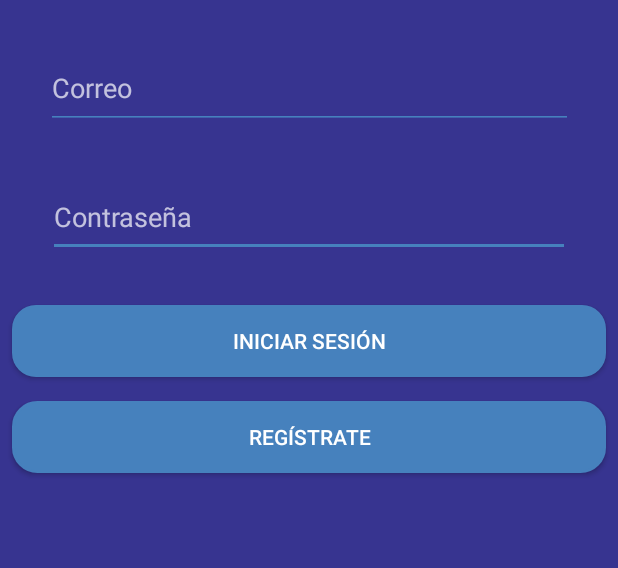
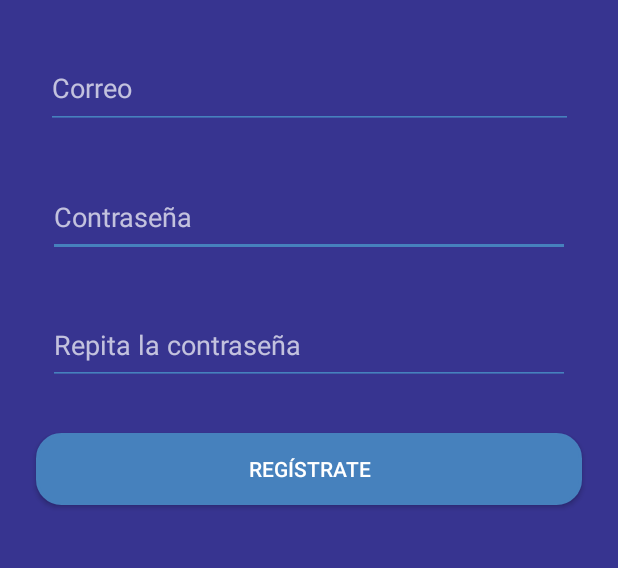
Before and after one commit to rafaruedaruiz/SocialMapPoints, an Android app: the screen it shows after launch (AuthActivity before the commit, RegisterActivity after it), after a tap on "REGÍSTRATE", on a phone screen of 412 x 824 dp, the part 311-879 px from its top. Run offline under Robolectric (Android 15) with nearby library versions, the phone set to English and light mode, and no system bars; our stand-ins replace Firebase (no records; nobody signed in at launch, a user with empty details on screens opened directly).

Commit message:
RegisterActivity a parte

```diff
--- a/app/src/main/AndroidManifest.xml
+++ b/app/src/main/AndroidManifest.xml
@@ -11,6 +11,9 @@
         android:supportsRtl="true"
         android:theme="@style/Theme.Design.NoActionBar"
         tools:targetApi="31">
+        <activity android:name=".RegisterActivity"
+            android:exported="true">
+        </activity>
         <activity
             android:name=".HomeActivity"
             android:exported="false" />
--- a/app/src/main/java/com/rafa/socialmappoints/AuthActivity.kt
+++ b/app/src/main/java/com/rafa/socialmappoints/AuthActivity.kt
@@ -20,16 +20,8 @@ class AuthActivity : AppCompatActivity() {
         title = "Autenticación"
 
         registerButton.setOnClickListener{
-            if (emailEditText.text.isNotEmpty() && passwordEditText.text.isNotEmpty()){
-                FirebaseAuth.getInstance().createUserWithEmailAndPassword(emailEditText.text.toString(),
-                    passwordEditText.text.toString()).addOnCompleteListener(){
-                        if(it.isSuccessful){
-                            showHome(it.result?.user?.email ?: "", ProviderType.BASIC)
-                        }else{
-                            showAlert()
-                        }
-                }
-            }
+            val registerIntent = Intent(this, RegisterActivity::class.java)
+            startActivity(registerIntent)
         }
 
         loginButton.setOnClickListener{
--- /dev/null
+++ b/app/src/main/java/com/rafa/socialmappoints/RegisterActivity.kt
@@ -0,0 +1,59 @@
+package com.rafa.socialmappoints
+
+import android.content.Intent
+import android.os.Bundle
+import androidx.appcompat.app.AlertDialog
+import androidx.appcompat.app.AppCompatActivity
+import com.google.firebase.auth.FirebaseAuth
+import kotlinx.android.synthetic.main.activity_auth.emailEditText
+import kotlinx.android.synthetic.main.activity_auth.passwordEditText
+import kotlinx.android.synthetic.main.activity_auth.registerButton
+import kotlinx.android.synthetic.main.activity_register.*
+
+class RegisterActivity : AppCompatActivity() {
+    override fun onCreate(savedInstanceState: Bundle?) {
+        super.onCreate(savedInstanceState)
+        setContentView(R.layout.activity_register)
+
+        // Setup
+        setup()
+    }
+
+    private fun setup() {
+        title = "Autenticación"
+
+        registerButton.setOnClickListener {
+            if (emailEditText.text.isNotEmpty() && passwordEditText.text.isNotEmpty()
+                && passwordEditText.text.toString() == passwordEditText2.text.toString()
+            ) {
+                FirebaseAuth.getInstance().createUserWithEmailAndPassword(
+                    emailEditText.text.toString(),
+                    passwordEditText.text.toString()
+                ).addOnCompleteListener() {
+                    if (it.isSuccessful) {
+                        showHome(it.result?.user?.email ?: "", ProviderType.BASIC)
+                    } else {
+                        showAlert()
+                    }
+                }
+            }
+        }
+    }
+
+    private fun showAlert() {
+        val builder = AlertDialog.Builder(this)
+        builder.setTitle("Error")
+        builder.setMessage("Se ha producido un error en la autenticación del usuario")
+        builder.setPositiveButton("Aceptar", null)
+        val dialog: AlertDialog = builder.create()
+        dialog.show()
+    }
+
+    private fun showHome(email: String, provider: ProviderType) {
+        val homeIntent = Intent(this, HomeActivity::class.java).apply {
+            putExtra("email", email)
+            putExtra("provider", provider.name)
+        }
+        startActivity(homeIntent)
+    }
+}
--- /dev/null
+++ b/app/src/main/res/layout/activity_register.xml
@@ -0,0 +1,80 @@
+<?xml version="1.0" encoding="utf-8"?>
+<androidx.constraintlayout.widget.ConstraintLayout xmlns:android="http://schemas.android.com/apk/res/android"
+    xmlns:app="http://schemas.android.com/apk/res-auto"
+    xmlns:tools="http://schemas.android.com/tools"
+    android:layout_width="match_parent"
+    android:layout_height="match_parent"
+    tools:context=".AuthActivity"
+    android:background="#373490">
+
+    <ImageView
+        android:id="@+id/logoImageView"
+        android:layout_width="233dp"
+        android:layout_height="175dp"
+        android:layout_marginTop="32dp"
+        android:src="@drawable/logo"
+        app:layout_constraintEnd_toEndOf="parent"
+        app:layout_constraintStart_toStartOf="parent"
+        app:layout_constraintTop_toTopOf="parent" />
+
+    <EditText
+        android:id="@+id/passwordEditText"
+        android:layout_width="match_parent"
+        android:layout_height="53dp"
+        android:layout_marginStart="32dp"
+        android:layout_marginTop="32dp"
+        android:layout_marginEnd="32dp"
+        android:backgroundTint="#4681bd"
+        android:ems="10"
+        android:hint="Contraseña"
+        android:inputType="textPassword"
+        app:layout_constraintEnd_toEndOf="parent"
+        app:layout_constraintStart_toStartOf="parent"
+        app:layout_constraintTop_toBottomOf="@+id/emailEditText" />
+
+    <EditText
+        android:id="@+id/passwordEditText2"
+        android:layout_width="match_parent"
+        android:layout_height="53dp"
+        android:layout_marginStart="32dp"
+        android:layout_marginTop="32dp"
+        android:layout_marginEnd="32dp"
+        android:backgroundTint="#4681bd"
+        android:ems="10"
+        android:hint="Repita la contraseña"
+        android:inputType="textPassword"
+        app:layout_constraintEnd_toEndOf="parent"
+        app:layout_constraintHorizontal_bias="0.0"
+        app:layout_constraintStart_toStartOf="parent"
+        app:layout_constraintTop_toBottomOf="@+id/passwordEditText" />
+
+    <Button
+        android:id="@+id/registerButton"
+        android:layout_width="match_parent"
+        android:layout_height="wrap_content"
+        android:layout_marginStart="24dp"
+        android:layout_marginTop="32dp"
+        android:layout_marginEnd="24dp"
+        android:background="@drawable/button_rounded_border"
+        android:text="REGÍSTRATE"
+        app:layout_constraintEnd_toEndOf="parent"
+        app:layout_constraintHorizontal_bias="0.0"
+        app:layout_constraintStart_toStartOf="parent"
+        app:layout_constraintTop_toBottomOf="@+id/passwordEditText2" />
+
+    <EditText
+        android:id="@+id/emailEditText"
+        android:layout_width="351dp"
+        android:layout_height="54dp"
+        android:layout_marginStart="32dp"
+        android:layout_marginTop="32dp"
+        android:layout_marginEnd="32dp"
+        android:backgroundTint="#4681bd"
+        android:ems="10"
+        android:hint="Correo"
+        android:inputType="textEmailAddress"
+        app:layout_constraintEnd_toEndOf="parent"
+        app:layout_constraintStart_toStartOf="parent"
+        app:layout_constraintTop_toBottomOf="@+id/logoImageView" />
+
+</androidx.constraintlayout.widget.ConstraintLayout>
--- a/build.gradle
+++ b/build.gradle
@@ -8,7 +8,7 @@ buildscript {
 }
 
 plugins {
-    id 'com.android.application' version '7.4.0' apply false
-    id 'com.android.library' version '7.4.0' apply false
+    id 'com.android.application' version '7.4.1' apply false
+    id 'com.android.library' version '7.4.1' apply false
     id 'org.jetbrains.kotlin.android' version '1.7.21' apply false
 }
```
